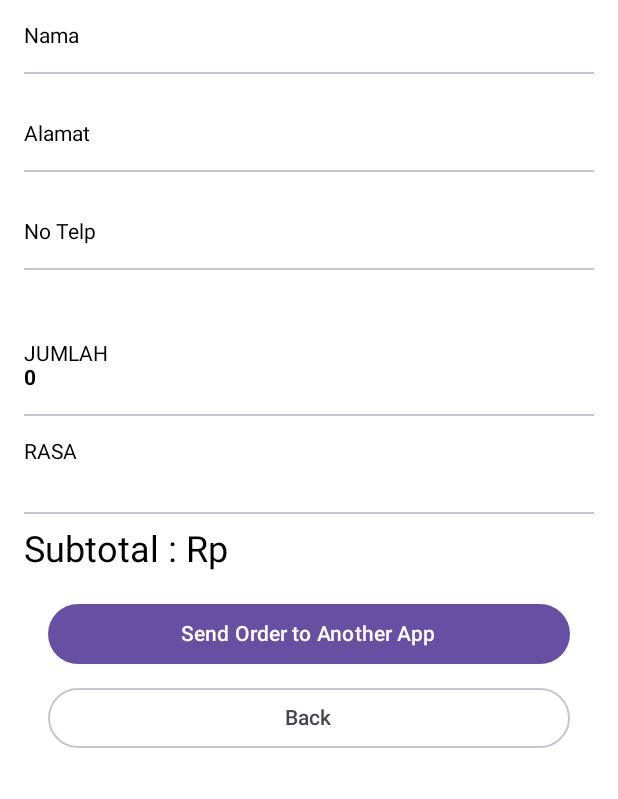
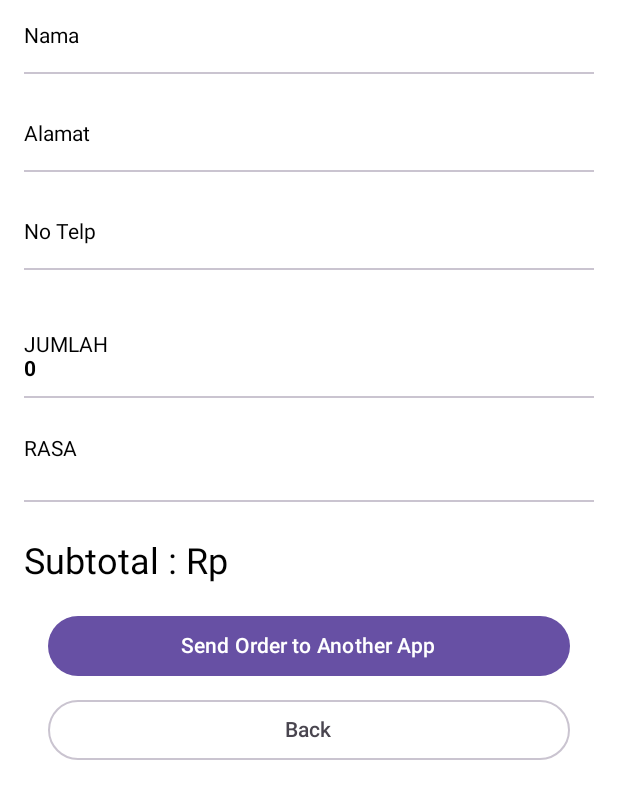
Before and after one commit to rezariswandhaaaa/137_NavigationWithData, an Android app built with Jetpack Compose: the @Preview function HalamanTigaPreview, on a phone screen of 412 x 824 dp. Shown: the top 799 px of the screen. Run offline under Robolectric (Android 15) with nearby library versions, the phone set to English and light mode, and no system bars.

Commit message:
add Spacer between Jumlah and Rasa on HalamanTiga

```diff
--- a/app/src/main/java/com/example/activity5/ui/page/HalamanTiga.kt
+++ b/app/src/main/java/com/example/activity5/ui/page/HalamanTiga.kt
@@ -62,11 +62,14 @@ fun HalamanTiga(
             modifier = Modifier.fillMaxWidth()
         ){
             items.forEach{ item ->
-                Column (modifier = Modifier.fillMaxWidth().padding(vertical = 16.dp)){
+                Column (modifier = Modifier
+                    .fillMaxWidth()
+                    .padding(vertical = 10.dp)){
                     Text(item.first.uppercase())
                     Text(text = item.second.toString(), fontWeight = FontWeight.Bold)
                 }
                 Divider(thickness = dimensionResource(R.dimen.thickness_divider))
+                Spacer(modifier = Modifier.height(dimensionResource(id = R.dimen.padding_medium)))
             }
 
             Spacer(modifier = Modifier.height(dimensionResource(R.dimen.padding_small)))
```
